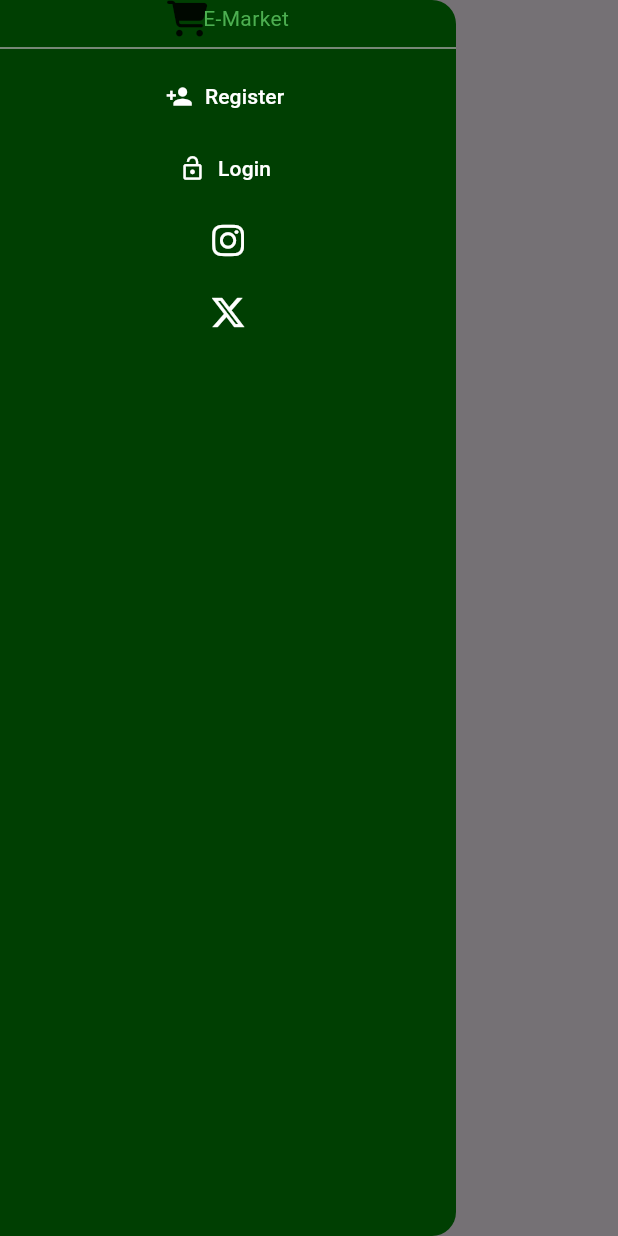
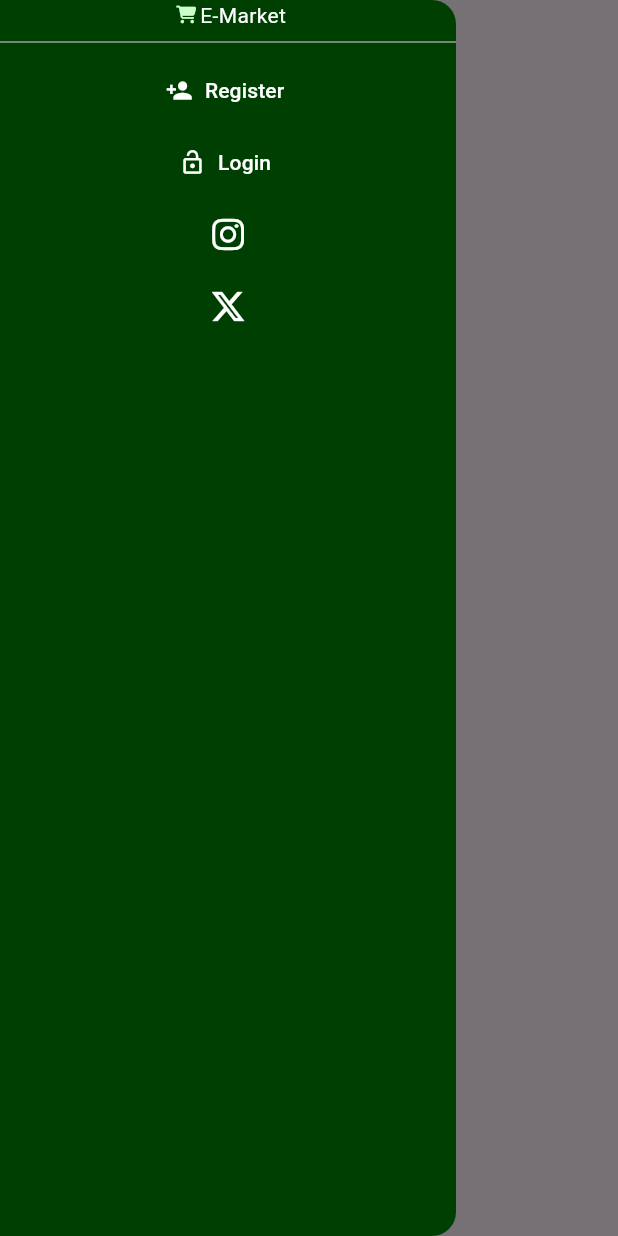
Before and after one commit to BerkeKS/emarket-mobile, a Flutter app: the screen it shows after launch, with the side drawer open, on a phone screen of 412 x 824 dp. Run offline on Flutter 3.47's test engine with Material 3 defaults, Android fonts, the phone set to English and light mode, and no system bars; our stand-ins replace font_awesome_flutter.

Commit message:
Modify logo size

```diff
--- a/lib/Utils/marketDrawer.dart
+++ b/lib/Utils/marketDrawer.dart
@@ -11,16 +11,24 @@ class MarketDrawer extends StatelessWidget {
   @override
   Widget build(BuildContext context) {
     return Drawer(
-      backgroundColor: Color.fromARGB(255, 0, 63, 2),
+      backgroundColor: const Color.fromARGB(255, 0, 63, 2),
       child: Column(
         children: [
-          const Row(
+          Row(
             mainAxisAlignment: MainAxisAlignment.center,
             children: [
-              Icon(FontAwesomeIcons.cartShopping),
-              Text(
+              Padding(
+                padding: EdgeInsets.symmetric(
+                    horizontal: MediaQuery.of(context).size.width / 100),
+                child: Icon(
+                  FontAwesomeIcons.cartShopping,
+                  size: MediaQuery.of(context).size.width / 35,
+                  color: const Color.fromRGBO(202, 255, 202, 1),
+                ),
+              ),
+              const Text(
                 "E-Market",
-                style: TextStyle(color: Colors.green),
+                style: TextStyle(color: Colors.white),
               )
             ],
           ),
```
